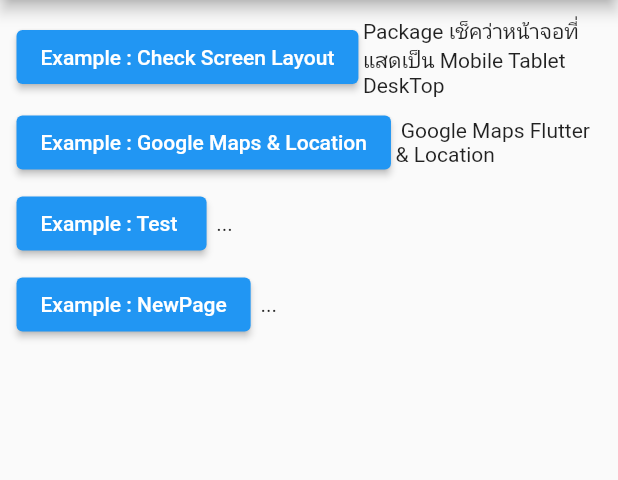
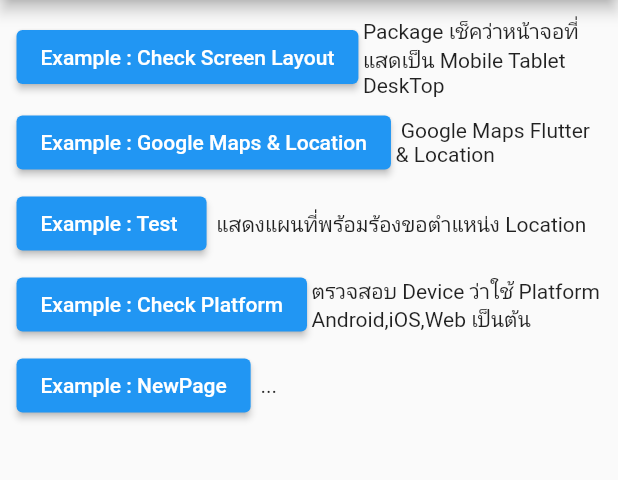
Before and after one commit to WaruntornT/flutter_basic_2021, a Flutter app: the screen it shows after launch, on a phone screen of 412 x 824 dp, the part 84-564 px from its top. Run offline on Flutter 3.47's test engine with Material 2 defaults, Android fonts, the phone set to English and light mode, and no system bars; our stand-ins replace geolocator, google_maps_flutter, location, responsive_builder.

Commit message:
20210805 1152AM (Add Check Platform)

```diff
--- a/lib/main.dart
+++ b/lib/main.dart
@@ -1,11 +1,12 @@
 import 'package:flutter/material.dart';
+import 'package:flutter_basic_2021/src/checkPlatform.dart';
 
 // Check Screen Layout
 import 'package:flutter_basic_2021/src/home.dart';
 
 // Google Maps
 import 'package:flutter_basic_2021/src/gmap.dart';
-import 'package:flutter_basic_2021/src/testpage.dart';
+import 'package:flutter_basic_2021/src/testmappage.dart';
 
 import 'package:flutter_basic_2021/src/newPage.dart';
 import 'package:google_maps_flutter/google_maps_flutter.dart';
@@ -121,14 +122,39 @@ class _MyHomePageDetailState extends State<MyHomePageDetail> {
                           onPressed: () {
                             Navigator.push(
                               context,
-                              MaterialPageRoute(builder: (context) => TestPage()),
+                              MaterialPageRoute(builder: (context) => TestMapPage()),
                             );
                           },
                         ),
                         Expanded(
                           child: Padding(
                             padding: const EdgeInsets.only(left: 3),
-                            child: new Text(" ... " , textAlign: TextAlign.left),
+                            child: new Text(" แสดงแผนที่พร้อมร้องขอตำแหน่ง Location" , textAlign: TextAlign.left),
+                          ),
+                        ),
+                      ],
+                    ),
+                  ),
+                ),
+                Padding(
+                  padding: const EdgeInsets.all(3.0),
+                  child: Align(
+                    alignment: Alignment.topLeft,
+                    child: Row(
+                      children: <Widget>[
+                        ElevatedButton(
+                          child: Text('Example : Check Platform'),
+                          onPressed: () {
+                            Navigator.push(
+                              context,
+                              MaterialPageRoute(builder: (context) => CheckPlatform()),
+                            );
+                          },
+                        ),
+                        Expanded(
+                          child: Padding(
+                            padding: const EdgeInsets.only(left: 3),
+                            child: new Text("ตรวจสอบ Device ว่าใช้ Platform Android,iOS,Web เป็นต้น" , textAlign: TextAlign.left),
                           ),
                         ),
                       ],
--- /dev/null
+++ b/lib/src/checkPlatform.dart
@@ -0,0 +1,39 @@
+import 'package:flutter/cupertino.dart';
+import 'package:flutter/material.dart';
+
+//package ที่เกี่ยวกับ check platform
+import 'dart:io';
+import 'package:flutter/foundation.dart' show kIsWeb;
+
+
+class CheckPlatform extends StatefulWidget {
+  const CheckPlatform({Key key}) : super(key: key);
+
+  @override
+  _CheckPlatformState createState() => _CheckPlatformState();
+}
+
+class _CheckPlatformState extends State<CheckPlatform> {
+  @override
+  Widget build(BuildContext context) {
+
+    String platForm_Name;
+
+    if (kIsWeb){
+      platForm_Name = "It's web";
+    }else if(Platform.isAndroid) {
+      platForm_Name = "it's Android";
+    }else if(Platform.isIOS){
+      platForm_Name = "it's IOS";
+    }else{
+      platForm_Name = "NULL";
+    }
+
+    return Scaffold(
+        appBar: AppBar(
+          title: Text('Flutter Basic 2021 : Check Platform'),
+        ),
+        body: Text("${platForm_Name}"),
+    );
+  }
+}
--- a/lib/src/testpage.dart
+++ b/lib/src/testmappage.dart
@@ -2,12 +2,12 @@ import 'package:flutter/material.dart';
 import 'package:geolocator/geolocator.dart';
 import 'package:google_maps_flutter/google_maps_flutter.dart';
 
-class TestPage extends StatefulWidget {
+class TestMapPage extends StatefulWidget {
   @override
-  _TestPageState createState() => _TestPageState();
+  _TestMapPageState createState() => _TestMapPageState();
 }
 
-class _TestPageState extends State<TestPage> {
+class _TestMapPageState extends State<TestMapPage> {
   Position userLocation;
   GoogleMapController mapController;
 
```
